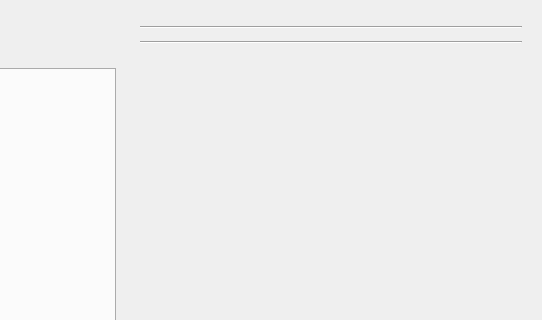
AndreasFMueller/AstroPhotography, file snowgui/snowgui/task/taskwindow.ui: the form before one commit; both pictures show x 205 to 747 and y 0 to 320 of the 747 by 708 pixel window.
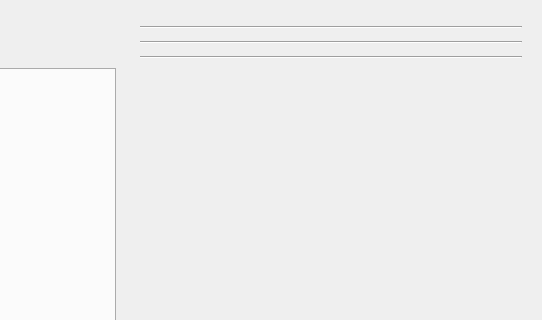
The form after the commit. Custom widgets are drawn as their Qt base class.

Commit message: first attempt at task window

```diff
--- a/snowgui/snowgui/task/taskwindow.ui
+++ b/snowgui/snowgui/task/taskwindow.ui
@@ -98,6 +98,16 @@
       <item>
        <widget class="snowgui::filterwheelcontrollerwidget" name="filterwheelcontrollerWidget" native="true"/>
       </item>
+      <item>
+       <widget class="Line" name="line">
+        <property name="orientation">
+         <enum>Qt::Horizontal</enum>
+        </property>
+       </widget>
+      </item>
+      <item>
+       <widget class="snowgui::mountcontrollerwidget" name="mountcontrollerWidget" native="true"/>
+      </item>
       <item>
        <spacer name="verticalSpacer">
         <property name="orientation">
@@ -141,6 +151,12 @@
    <header location="global">filterwheelcontrollerwidget.h</header>
    <container>1</container>
   </customwidget>
+  <customwidget>
+   <class>snowgui::mountcontrollerwidget</class>
+   <extends>QWidget</extends>
+   <header location="global">mountcontrollerwidget.h</header>
+   <container>1</container>
+  </customwidget>
   <customwidget>
    <class>snowgui::taskstatuswidget</class>
    <extends>QWidget</extends>
```
The commit also changes 3 other files.
